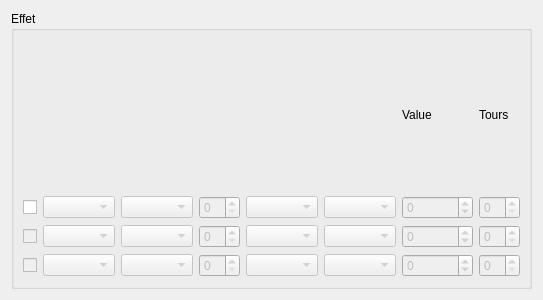
Before: the Qt Designer form app/view/forms/effectview.ui in r0nd0ud0u/qt-rpg, drawn with Qt 5.
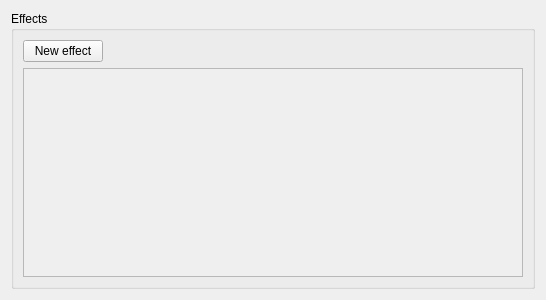
After: the same form once the commit is applied.

Commit message:
72 redesign atk viw and effect view (#145)
* init edit atk panel + remove from effect view the current items

* first chain create and delete of effect widgets for one atk

* modify effect

* remove effect

* update effect table + improve hmi for effect view

* update corrosion v0.5

* update sonar review

The edit to the form file:
```diff
--- a/app/view/forms/effectview.ui
+++ b/app/view/forms/effectview.ui
@@ -6,7 +6,7 @@
    <rect>
     <x>0</x>
     <y>0</y>
-    <width>528</width>
+    <width>546</width>
     <height>300</height>
    </rect>
   </property>
@@ -17,225 +17,51 @@
    <item>
     <widget class="QGroupBox" name="groupBox">
      <property name="title">
-      <string>Effet</string>
+      <string>Effects</string>
      </property>
      <layout class="QVBoxLayout" name="verticalLayout">
       <item>
-       <layout class="QGridLayout" name="gridLayout">
-        <item row="4" column="8">
-         <widget class="QSpinBox" name="value_spinBox_3">
-          <property name="enabled">
-           <bool>false</bool>
-          </property>
-          <property name="minimum">
-           <number>-99999999</number>
-          </property>
-          <property name="maximum">
-           <number>99999999</number>
-          </property>
-         </widget>
-        </item>
-        <item row="1" column="4">
-         <widget class="QComboBox" name="target_comboBox">
-          <property name="enabled">
-           <bool>false</bool>
-          </property>
-         </widget>
-        </item>
-        <item row="0" column="8">
-         <widget class="QLabel" name="label">
+       <layout class="QHBoxLayout" name="horizontalLayout_2">
+        <item>
+         <widget class="QPushButton" name="add_effect_Button">
           <property name="text">
-           <string>Value</string>
+           <string>New effect</string>
           </property>
          </widget>
         </item>
-        <item row="1" column="5">
-         <widget class="QComboBox" name="reach_comboBox">
-          <property name="enabled">
-           <bool>false</bool>
+        <item>
+         <spacer name="horizontalSpacer">
+          <property name="orientation">
+           <enum>Qt::Horizontal</enum>
           </property>
-         </widget>
-        </item>
-        <item row="4" column="9">
-         <widget class="QSpinBox" name="nb_turns_spinBox_3">
-          <property name="enabled">
-           <bool>false</bool>
+          <property name="sizeHint" stdset="0">
+           <size>
+            <width>40</width>
+            <height>20</height>
+           </size>
           </property>
-         </widget>
-        </item>
-        <item row="2" column="1">
-         <widget class="QComboBox" name="stats_comboBox_2">
-          <property name="enabled">
-           <bool>false</bool>
-          </property>
-         </widget>
-        </item>
-        <item row="1" column="1">
-         <widget class="QComboBox" name="stats_comboBox">
-          <property name="enabled">
-           <bool>false</bool>
-          </property>
-         </widget>
-        </item>
-        <item row="1" column="9">
-         <widget class="QSpinBox" name="nb_turns_spinBox">
-          <property name="enabled">
-           <bool>false</bool>
-          </property>
-         </widget>
-        </item>
-        <item row="2" column="0">
-         <widget class="QCheckBox" name="checkBox_2">
-          <property name="enabled">
-           <bool>false</bool>
-          </property>
-          <property name="text">
-           <string/>
-          </property>
-         </widget>
-        </item>
-        <item row="2" column="4">
-         <widget class="QComboBox" name="target_comboBox_2">
-          <property name="enabled">
-           <bool>false</bool>
-          </property>
-         </widget>
-        </item>
-        <item row="2" column="9">
-         <widget class="QSpinBox" name="nb_turns_spinBox_2">
-          <property name="enabled">
-           <bool>false</bool>
-          </property>
-         </widget>
-        </item>
-        <item row="2" column="5">
-         <widget class="QComboBox" name="reach_comboBox_2">
-          <property name="enabled">
-           <bool>false</bool>
-          </property>
-         </widget>
-        </item>
-        <item row="4" column="4">
-         <widget class="QComboBox" name="target_comboBox_3">
-          <property name="enabled">
-           <bool>false</bool>
-          </property>
-         </widget>
-        </item>
-        <item row="1" column="2">
-         <widget class="QComboBox" name="effect_comboBox">
-          <property name="enabled">
-           <bool>false</bool>
-          </property>
-          <property name="sizePolicy">
-           <sizepolicy hsizetype="MinimumExpanding" vsizetype="Fixed">
-            <horstretch>0</horstretch>
-            <verstretch>0</verstretch>
-           </sizepolicy>
-          </property>
-         </widget>
-        </item>
-        <item row="1" column="8">
-         <widget class="QSpinBox" name="value_spinBox">
-          <property name="enabled">
-           <bool>false</bool>
-          </property>
-          <property name="minimum">
-           <number>-99999999</number>
-          </property>
-          <property name="maximum">
-           <number>99999999</number>
-          </property>
-         </widget>
-        </item>
-        <item row="1" column="0">
-         <widget class="QCheckBox" name="checkBox">
-          <property name="text">
-           <string/>
-          </property>
-         </widget>
-        </item>
-        <item row="2" column="2">
-         <widget class="QComboBox" name="effect_comboBox_2">
-          <property name="enabled">
-           <bool>false</bool>
-          </property>
-         </widget>
-        </item>
-        <item row="4" column="0">
-         <widget class="QCheckBox" name="checkBox_3">
-          <property name="enabled">
-           <bool>false</bool>
-          </property>
-          <property name="text">
-           <string/>
-          </property>
-         </widget>
-        </item>
-        <item row="4" column="5">
-         <widget class="QComboBox" name="reach_comboBox_3">
-          <property name="enabled">
-           <bool>false</bool>
-          </property>
-         </widget>
-        </item>
-        <item row="4" column="2">
-         <widget class="QComboBox" name="effect_comboBox_3">
-          <property name="enabled">
-           <bool>false</bool>
-          </property>
-         </widget>
-        </item>
-        <item row="2" column="8">
-         <widget class="QSpinBox" name="value_spinBox_2">
-          <property name="enabled">
-           <bool>false</bool>
-          </property>
-          <property name="minimum">
-           <number>-99999999</number>
-          </property>
-          <property name="maximum">
-           <number>99999999</number>
-          </property>
-         </widget>
-        </item>
-        <item row="0" column="9">
-         <widget class="QLabel" name="label_4">
-          <property name="text">
-           <string>Tours</string>
-          </property>
-         </widget>
-        </item>
-        <item row="4" column="1">
-         <widget class="QComboBox" name="stats_comboBox_3">
-          <property name="enabled">
-           <bool>false</bool>
-          </property>
-         </widget>
-        </item>
-        <item row="1" column="3">
-         <widget class="QSpinBox" name="effect_value_spinbox">
-          <property name="enabled">
-           <bool>false</bool>
-          </property>
-         </widget>
-        </item>
-        <item row="2" column="3">
-         <widget class="QSpinBox" name="effect_value_spinbox_2">
-          <property name="enabled">
-           <bool>false</bool>
-          </property>
-         </widget>
-        </item>
-        <item row="4" column="3">
-         <widget class="QSpinBox" name="effect_value_spinbox_3">
-          <property name="enabled">
-           <bool>false</bool>
-          </property>
-         </widget>
+         </spacer>
         </item>
        </layout>
       </item>
+      <item>
+       <widget class="QScrollArea" name="scrollArea">
+        <property name="widgetResizable">
+         <bool>true</bool>
+        </property>
+        <widget class="QWidget" name="main_widget">
+         <property name="geometry">
+          <rect>
+           <x>0</x>
+           <y>0</y>
+           <width>502</width>
+           <height>205</height>
+          </rect>
+         </property>
+         <layout class="QVBoxLayout" name="verticalLayout_2"/>
+        </widget>
+       </widget>
+      </item>
      </layout>
     </widget>
    </item>
```
The commit also changes 11 other files.
